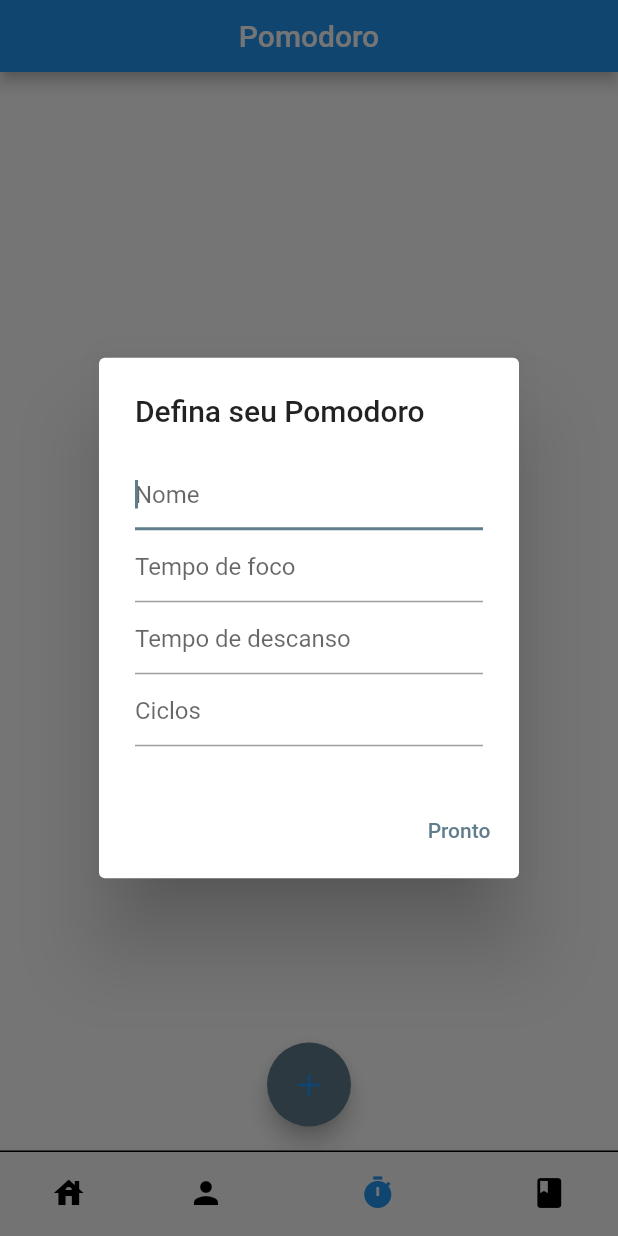
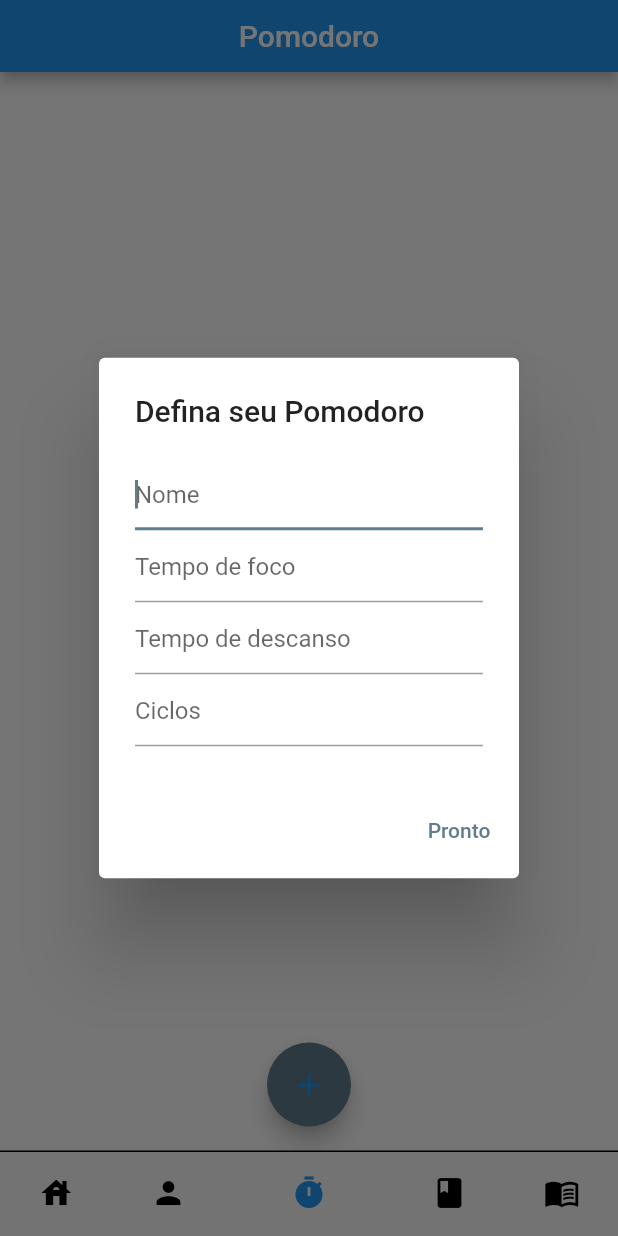
Before and after one commit to alinelimeira/PISI3, a Flutter app: the MainScreen screen opened by its route, item 3 of the bottom bar chosen, after a tap on the "add" icon, on a phone screen of 412 x 824 dp. Run offline on Flutter 3.47's test engine with Material 2 defaults, Android fonts, the light colour scheme and no system bars; our stand-ins replace charts_flutter, cloud_firestore, firebase_auth, firebase_core; accounts and stored records are empty.

Commit message:
StudyTime screen

```diff
--- a/flutter_four_learn_app/lib/main.dart
+++ b/flutter_four_learn_app/lib/main.dart
@@ -3,6 +3,7 @@ import 'package:flutter_four_learn_app/src/LoginScreen.dart';
 import 'package:flutter/material.dart';
 import 'package:flutter_four_learn_app/src/PomodoroListScreen.dart';
 import 'package:flutter_four_learn_app/src/ProfileScreen.dart';
+import 'package:flutter_four_learn_app/src/StudyTime.dart';
 import 'src/FirebaseAuthentication.dart';
 import 'src/RegisterScreen.dart';
 import 'firebase_options.dart';
@@ -39,7 +40,8 @@ class FourLearnApp extends StatelessWidget {
           '/MainScreen': (context) => const MainScreen(),
           '/ProfileScreen': (context) => const ProfileScreen(),
           '/FormularioScreen': (context) => const FormularioScreen(),
-          '/PomodoroListScreen': (context) => const PomodoroListScreen()
+          '/PomodoroListScreen': (context) => const PomodoroListScreen(),
+          '/StudyTimeScreen': (context) => const StudyTime()
         });
   }
 }
--- a/flutter_four_learn_app/lib/src/BottonNavigation.dart
+++ b/flutter_four_learn_app/lib/src/BottonNavigation.dart
@@ -1,12 +1,10 @@
-// ignore_for_file: prefer_const_constructors, prefer_const_literals_to_create_immutables
+// ignore_for_file: prefer_const_constructors, prefer_const_literals_to_create_immutables, sort_child_properties_last
 
-import 'package:flutter/cupertino.dart';
 import 'package:flutter/material.dart';
-import 'package:flutter/src/foundation/key.dart';
-import 'package:flutter/src/widgets/framework.dart';
 import 'package:flutter_four_learn_app/src/MainMenuScreen.dart';
 import 'package:flutter_four_learn_app/src/ProfileScreen.dart';
 import 'package:flutter_four_learn_app/src/PomodoroListScreen.dart';
+import 'package:flutter_four_learn_app/src/StudyTime.dart';
 
 import 'CodexScreen.dart';
 
@@ -42,7 +40,8 @@ class _MainScreenState extends State<MainScreen> {
           MainMenuScreen(),
           ProfileScreen(),
           PomodoroListScreen(),
-          CodexScreen(CodexScreen.createSampleData())
+          CodexScreen(CodexScreen.createSampleData()),
+          StudyTime()
         ],
         onPageChanged: setScreenAtual,
       ),
@@ -55,7 +54,10 @@ class _MainScreenState extends State<MainScreen> {
             BottomNavigationBarItem(icon: Icon(Icons.house), label: 'Menu'),
             BottomNavigationBarItem(icon: Icon(Icons.person), label: 'Perfil'),
             BottomNavigationBarItem(icon: Icon(Icons.timer), label: 'Pomodoro'),
-            BottomNavigationBarItem(icon: Icon(Icons.book), label: 'FocusCodex')
+            BottomNavigationBarItem(
+                icon: Icon(Icons.book), label: 'FocusCodex'),
+            BottomNavigationBarItem(
+                icon: Icon(Icons.menu_book), label: 'Study Time')
           ],
           onTap: (screen) {
             pc.animateToPage(screen,
--- a/flutter_four_learn_app/lib/src/PomodoroListScreen.dart
+++ b/flutter_four_learn_app/lib/src/PomodoroListScreen.dart
@@ -3,11 +3,8 @@
 import 'package:cloud_firestore/cloud_firestore.dart';
 import 'package:firebase_auth/firebase_auth.dart';
 import 'package:flutter/material.dart';
-import 'package:flutter/src/widgets/framework.dart';
-import 'package:flutter/src/widgets/placeholder.dart';
 import 'package:flutter_four_learn_app/src/obj/Pomodoro.dart';
 import 'package:flutter_four_learn_app/util/PomodoroCard.dart';
-import 'package:firebase_database/firebase_database.dart';
 import 'package:flutter_four_learn_app/util/pomodoroCreateField.dart';
 
 class PomodoroListScreen extends StatefulWidget {
--- /dev/null
+++ b/flutter_four_learn_app/lib/src/StudyTime.dart
@@ -0,0 +1,63 @@
+import 'package:cloud_firestore/cloud_firestore.dart';
+import 'package:firebase_auth/firebase_auth.dart';
+import 'package:flutter/material.dart';
+import 'package:flutter/src/widgets/framework.dart';
+import 'package:flutter/src/widgets/placeholder.dart';
+
+import '../util/PomodoroCard.dart';
+import '../util/pomodoroCreateField.dart';
+import 'obj/Pomodoro.dart';
+
+class StudyTime extends StatefulWidget {
+  const StudyTime({super.key});
+
+  @override
+  State<StudyTime> createState() => _StudyTimeState();
+}
+
+var uid = FirebaseAuth.instance.currentUser!.uid;
+
+class _StudyTimeState extends State<StudyTime> {
+  List<Object> _listPomodoro = [];
+
+  @override
+  void didChangeDependencies() {
+    super.didChangeDependencies();
+    getUserPomodoroList();
+  }
+
+  Widget build(BuildContext context) {
+    return Scaffold(
+      appBar: AppBar(
+        toolbarHeight: 48,
+        title: Row(
+          mainAxisAlignment: MainAxisAlignment.center,
+          children: const [Text('Tempo estudado')],
+        ),
+        automaticallyImplyLeading: false,
+        backgroundColor: Colors.blue,
+      ),
+      backgroundColor: Colors.white,
+      body: SafeArea(
+          child: ListView.builder(
+        itemCount: _listPomodoro.length,
+        itemBuilder: (context, index) {
+          return PomodoroCardCicleTime(_listPomodoro[index] as Pomodoro);
+        },
+      )),
+    );
+  }
+
+  Future getUserPomodoroList() async {
+    var data = await FirebaseFirestore.instance
+        .collection('users')
+        .doc(uid)
+        .collection('pomodoro')
+        .get();
+
+    setState(() {
+      _listPomodoro =
+          List.from(data.docs.map((doc) => Pomodoro.fromSnapshot(doc)));
+    });
+  }
+}
--- a/flutter_four_learn_app/lib/src/obj/Pomodoro.dart
+++ b/flutter_four_learn_app/lib/src/obj/Pomodoro.dart
@@ -3,7 +3,8 @@ class Pomodoro {
   int? tempoFoco;
   int? tempoDescanso;
   int? ciclos;
-  int? ciclos_estudados;
+  int? ciclosEstudados;
+  int? tempoEstudoMinutos;
 
   Pomodoro();
 
@@ -11,12 +12,16 @@ class Pomodoro {
         'nome': nome,
         'tempoFoco': tempoFoco,
         'tempoDescanso': tempoDescanso,
-        'ciclos': ciclos
+        'ciclos': ciclos,
+        'ciclosEstudados': ciclosEstudados,
+        'tempoEstudoMinutos': tempoEstudoMinutos
       };
 
   Pomodoro.fromSnapshot(snapshot)
       : nome = snapshot.data()['nome'],
         tempoFoco = snapshot.data()['tempoFoco'],
         tempoDescanso = snapshot.data()['tempoDescanso'],
-        ciclos = snapshot.data()['ciclos'];
+        ciclos = snapshot.data()['ciclos'],
+        ciclosEstudados = snapshot.data()['ciclosEstudados'],
+        tempoEstudoMinutos = snapshot.data()['tempoEstudoMinutos'];
 }
--- a/flutter_four_learn_app/lib/util/pomodoroCreateField.dart
+++ b/flutter_four_learn_app/lib/util/pomodoroCreateField.dart
@@ -64,7 +64,9 @@ class _PomodoroCreateFieldState extends State<PomodoroCreateField> {
                           'tempoDescanso':
                               int.parse(tempoDescansoControler.text),
                           'tempoFoco': int.parse(tempoFocoControler.text),
-                          'ciclos': int.parse(cicloControler.text)
+                          'ciclos': int.parse(cicloControler.text),
+                          'ciclosEstudados': 0,
+                          'tempoEstudoMinutos': 0,
                         });
 
                         Navigator.of(context).pop();
```
Also changed, not shown: flutter_four_learn_app/lib/src/PomodoroScreen.dart (+22 -3 lines), flutter_four_learn_app/lib/util/PomodoroCard.dart (+68 -2 lines).
